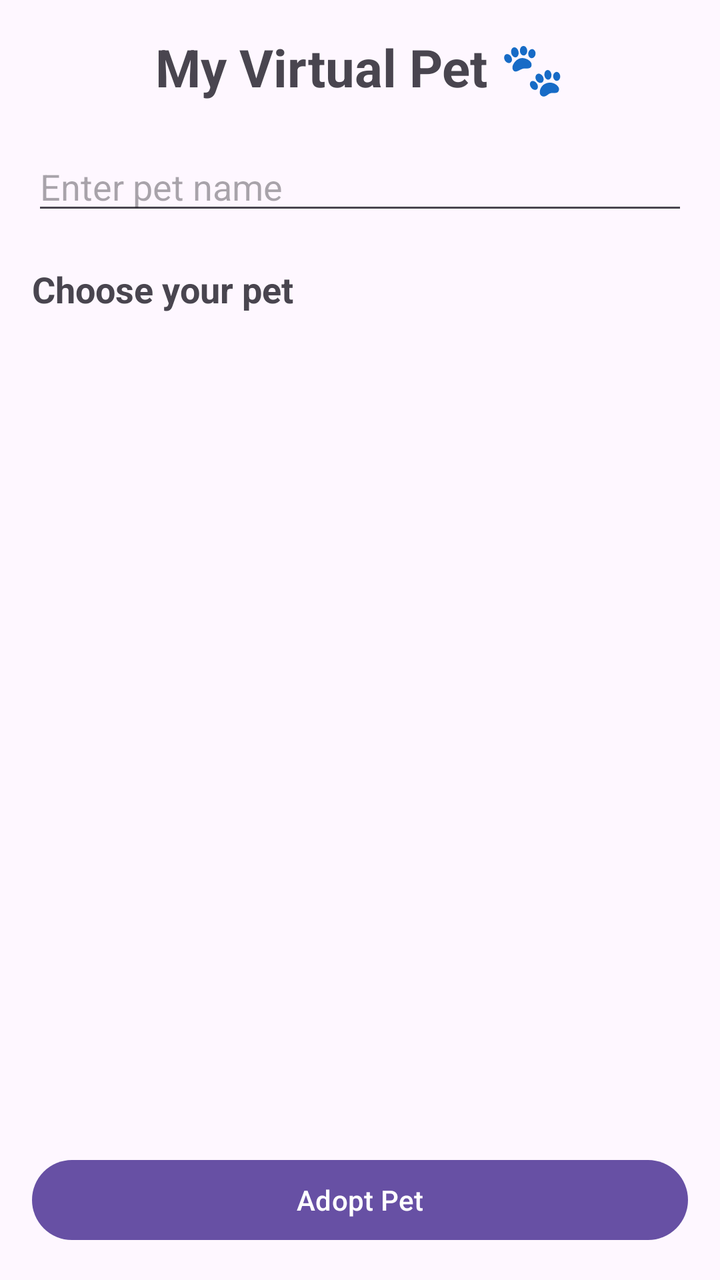
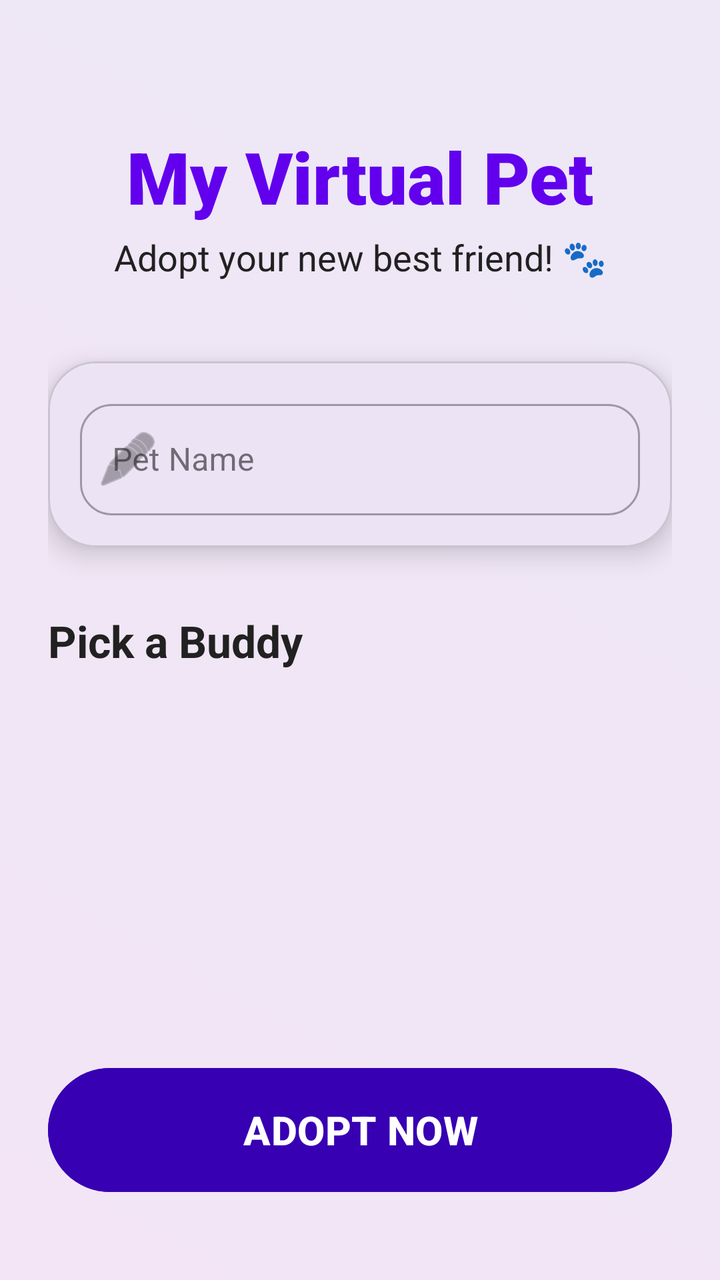

Two renders of the same Android screen: before a commit and after it. Below are the layout's source before the change and the commit's diff.
<!-- AndroidManifest.xml: application theme Theme.MUCAssignment1 -->
<!-- res/layout/activity_main.xml -->
<?xml version="1.0" encoding="utf-8"?>
<androidx.constraintlayout.widget.ConstraintLayout
    xmlns:android="http://schemas.android.com/apk/res/android"
    xmlns:app="http://schemas.android.com/apk/res-auto"
    android:layout_width="match_parent"
    android:layout_height="match_parent"
    android:padding="16dp">

    
    <TextView
        android:id="@+id/tvTitle"
        android:layout_width="wrap_content"
        android:layout_height="wrap_content"
        android:text="My Virtual Pet 🐾"
        android:textSize="26sp"
        android:textStyle="bold"
        app:layout_constraintTop_toTopOf="parent"
        app:layout_constraintStart_toStartOf="parent"
        app:layout_constraintEnd_toEndOf="parent"/>

    
    <EditText
        android:id="@+id/etPetName"
        android:layout_width="0dp"
        android:layout_height="wrap_content"
        android:hint="Enter pet name"
        android:inputType="textPersonName"
        app:layout_constraintTop_toBottomOf="@id/tvTitle"
        app:layout_constraintStart_toStartOf="parent"
        app:layout_constraintEnd_toEndOf="parent"
        android:layout_marginTop="20dp"/>

    
    <TextView
        android:id="@+id/tvSelectPet"
        android:layout_width="wrap_content"
        android:layout_height="wrap_content"
        android:text="Choose your pet"
        android:textSize="18sp"
        android:textStyle="bold"
        app:layout_constraintTop_toBottomOf="@id/etPetName"
        app:layout_constraintStart_toStartOf="parent"
        android:layout_marginTop="20dp"/>

    
    <androidx.recyclerview.widget.RecyclerView
        android:id="@+id/rvPets"
        android:layout_width="0dp"
        android:layout_height="120dp"
        app:layout_constraintTop_toBottomOf="@id/tvSelectPet"
        app:layout_constraintStart_toStartOf="parent"
        app:layout_constraintEnd_toEndOf="parent"
        android:layout_marginTop="12dp"/>

    
    <Button
        android:id="@+id/btnStart"
        android:layout_width="0dp"
        android:layout_height="wrap_content"
        android:text="Adopt Pet"
        app:layout_constraintBottom_toBottomOf="parent"
        app:layout_constraintStart_toStartOf="parent"
        app:layout_constraintEnd_toEndOf="parent"/>

</androidx.constraintlayout.widget.ConstraintLayout>
<!-- resources referenced by this layout -->
<resources>
  <style name="Theme.MUCAssignment1" parent="Base.Theme.MUCAssignment1" />
  <style name="Base.Theme.MUCAssignment1" parent="Theme.Material3.DayNight.NoActionBar">
          
          
      </style>
</resources>

<!-- the commit's change to res/layout/activity_main.xml (unified diff, before → after) -->
@@ -2,64 +2,158 @@
 <androidx.constraintlayout.widget.ConstraintLayout
     xmlns:android="http://schemas.android.com/apk/res/android"
     xmlns:app="http://schemas.android.com/apk/res-auto"
+    xmlns:tools="http://schemas.android.com/tools"
     android:layout_width="match_parent"
     android:layout_height="match_parent"
-    android:padding="16dp">
+    android:background="@drawable/bg_gradient"
+    android:padding="24dp">
 
     
-    <TextView
-        android:id="@+id/tvTitle"
+    <LinearLayout
+        android:id="@+id/headerLayout"
         android:layout_width="wrap_content"
         android:layout_height="wrap_content"
-        android:text="My Virtual Pet 🐾"
-        android:textSize="26sp"
-        android:textStyle="bold"
+        android:orientation="vertical"
+        android:gravity="center"
         app:layout_constraintTop_toTopOf="parent"
         app:layout_constraintStart_toStartOf="parent"
-        app:layout_constraintEnd_toEndOf="parent"/>
+        app:layout_constraintEnd_toEndOf="parent"
+        android:layout_marginTop="40dp">
+
+        <TextView
+            android:id="@+id/tvTitle"
+            android:layout_width="wrap_content"
+            android:layout_height="wrap_content"
+            android:text="My Virtual Pet"
+            android:textColor="@color/primary"
+            android:textSize="36sp"
+            android:textStyle="bold"
+            android:fontFamily="sans-serif-black"/>
+
+        <TextView
+            android:layout_width="wrap_content"
+            android:layout_height="wrap_content"
+            android:text="Adopt your new best friend! 🐾"
+            android:textColor="@color/text_main"
+            android:textSize="18sp"
+            android:layout_marginTop="4dp"/>
+    </LinearLayout>
 
     
-    <EditText
-        android:id="@+id/etPetName"
+    <com.google.android.material.card.MaterialCardView
+        android:id="@+id/inputCard"
         android:layout_width="0dp"
         android:layout_height="wrap_content"
-        android:hint="Enter pet name"
-        android:inputType="textPersonName"
-        app:layout_constraintTop_toBottomOf="@id/tvTitle"
+        android:layout_marginTop="40dp"
+        app:cardCornerRadius="24dp"
+        app:cardElevation="8dp"
+        app:layout_constraintTop_toBottomOf="@id/headerLayout"
         app:layout_constraintStart_toStartOf="parent"
-        app:layout_constraintEnd_toEndOf="parent"
-        android:layout_marginTop="20dp"/>
+        app:layout_constraintEnd_toEndOf="parent">
+
+        <com.google.android.material.textfield.TextInputLayout
+            android:layout_width="match_parent"
+            android:layout_height="wrap_content"
+            android:padding="16dp"
+            style="@style/Widget.MaterialComponents.TextInputLayout.OutlinedBox"
+            android:hint="Pet Name"
+            app:startIconDrawable="@android:drawable/ic_menu_edit"
+            app:boxCornerRadiusTopStart="16dp"
+            app:boxCornerRadiusTopEnd="16dp"
+            app:boxCornerRadiusBottomStart="16dp"
+            app:boxCornerRadiusBottomEnd="16dp">
+
+            <com.google.android.material.textfield.TextInputEditText
+                android:id="@+id/etPetName"
+                android:layout_width="match_parent"
+                android:layout_height="wrap_content"
+                android:inputType="textPersonName"
+                android:maxLines="1"/>
+        </com.google.android.material.textfield.TextInputLayout>
+    </com.google.android.material.card.MaterialCardView>
 
     
     <TextView
         android:id="@+id/tvSelectPet"
         android:layout_width="wrap_content"
         android:layout_height="wrap_content"
-        android:text="Choose your pet"
-        android:textSize="18sp"
+        android:text="Pick a Buddy"
+        android:textColor="@color/text_main"
+        android:textSize="22sp"
         android:textStyle="bold"
-        app:layout_constraintTop_toBottomOf="@id/etPetName"
+        app:layout_constraintTop_toBottomOf="@id/inputCard"
         app:layout_constraintStart_toStartOf="parent"
-        android:layout_marginTop="20dp"/>
+        android:layout_marginTop="32dp"/>
 
     
     <androidx.recyclerview.widget.RecyclerView
         android:id="@+id/rvPets"
         android:layout_width="0dp"
-        android:layout_height="120dp"
+        android:layout_height="0dp"
+        android:layout_marginTop="12dp"
+        android:layout_marginBottom="24dp"
         app:layout_constraintTop_toBottomOf="@id/tvSelectPet"
+        app:layout_constraintBottom_toTopOf="@id/btnStart"
         app:layout_constraintStart_toStartOf="parent"
         app:layout_constraintEnd_toEndOf="parent"
-        android:layout_marginTop="12dp"/>
+        tools:listitem="@layout/item_pet"
+        android:overScrollMode="never"/>
 
     
-    <Button
+    <com.google.android.material.button.MaterialButton
         android:id="@+id/btnStart"
         android:layout_width="0dp"
-        android:layout_height="wrap_content"
-        android:text="Adopt Pet"
+        android:layout_height="70dp"
+        android:text="ADOPT NOW"
+        android:textSize="20sp"
+        android:textStyle="bold"
+        app:cornerRadius="35dp"
+        app:elevation="8dp"
         app:layout_constraintBottom_toBottomOf="parent"
         app:layout_constraintStart_toStartOf="parent"
-        app:layout_constraintEnd_toEndOf="parent"/>
+        app:layout_constraintEnd_toEndOf="parent"
+        android:layout_marginBottom="16dp"
+        android:backgroundTint="@color/primaryVariant"/>
 
 </androidx.constraintlayout.widget.ConstraintLayout>
+<!-- res/layout/item_pet.xml (included above) -->
+<?xml version="1.0" encoding="utf-8"?>
+<com.google.android.material.card.MaterialCardView
+    xmlns:android="http://schemas.android.com/apk/res/android"
+    xmlns:app="http://schemas.android.com/apk/res-auto"
+    android:layout_width="120dp"
+    android:layout_height="140dp"
+    android:layout_margin="8dp"
+    app:cardCornerRadius="20dp"
+    app:cardElevation="4dp"
+    app:strokeWidth="2dp"
+    app:strokeColor="@color/white">
+
+    <LinearLayout
+        android:layout_width="match_parent"
+        android:layout_height="match_parent"
+        android:orientation="vertical"
+        android:gravity="center"
+        android:background="#FDFDFF"
+        android:padding="12dp">
+
+        <ImageView
+            android:id="@+id/imgPet"
+            android:layout_width="80dp"
+            android:layout_height="80dp"
+            android:scaleType="centerInside"
+            android:src="@android:drawable/ic_menu_help" />
+
+        <TextView
+            android:id="@+id/tvPetName"
+            android:layout_width="wrap_content"
+            android:layout_height="wrap_content"
+            android:text="Pet"
+            android:textColor="@color/text_main"
+            android:textSize="16sp"
+            android:textStyle="bold"
+            android:layout_marginTop="8dp"/>
+
+    </LinearLayout>
+
+</com.google.android.material.card.MaterialCardView>
<!-- resource entries referenced after the edit -->
@@ -1,5 +1,17 @@
 <!-- resources referenced by this layout -->
 <resources>
+  <color name="primary">#6200EE</color>
+  <color name="primaryVariant">#3700B3</color>
+  <color name="text_main">#212121</color>
+  <color name="white">#FFFFFFFF</color>
+  <!-- drawable bg_gradient (drawable) -->
+  <?xml version="1.0" encoding="utf-8"?>
+  <shape xmlns:android="http://schemas.android.com/apk/res/android">
+      <gradient
+          android:startColor="#F3E5F5"
+          android:endColor="#EDE7F6"
+          android:angle="45"/>
+  </shape>
   <style name="Theme.MUCAssignment1" parent="Base.Theme.MUCAssignment1" />
   <style name="Base.Theme.MUCAssignment1" parent="Theme.Material3.DayNight.NoActionBar">
           
